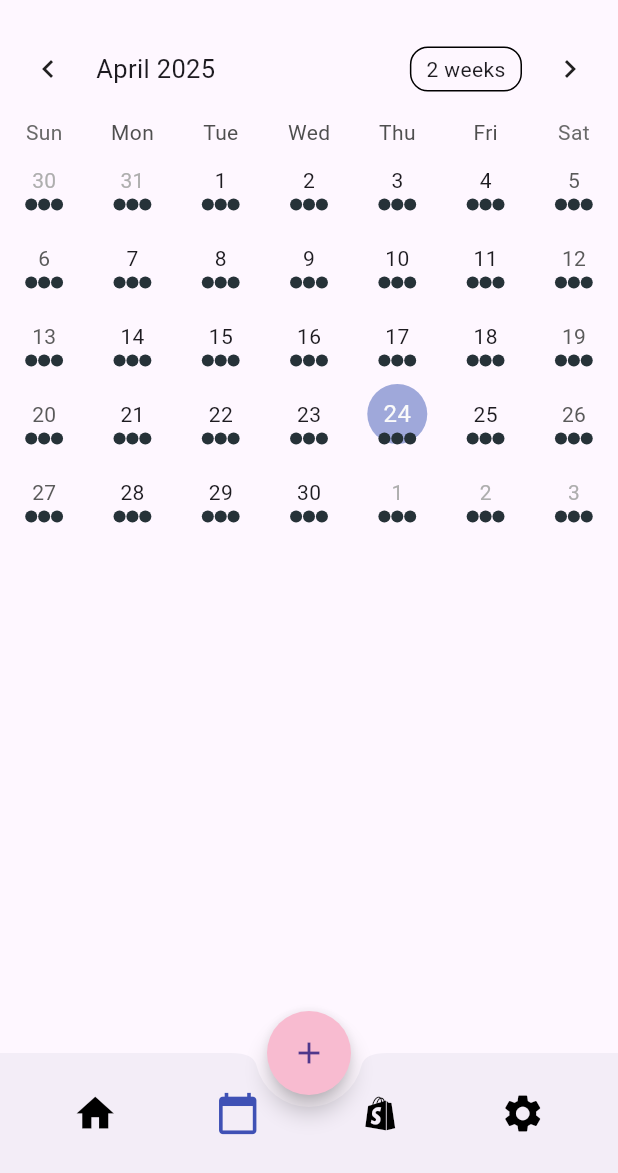
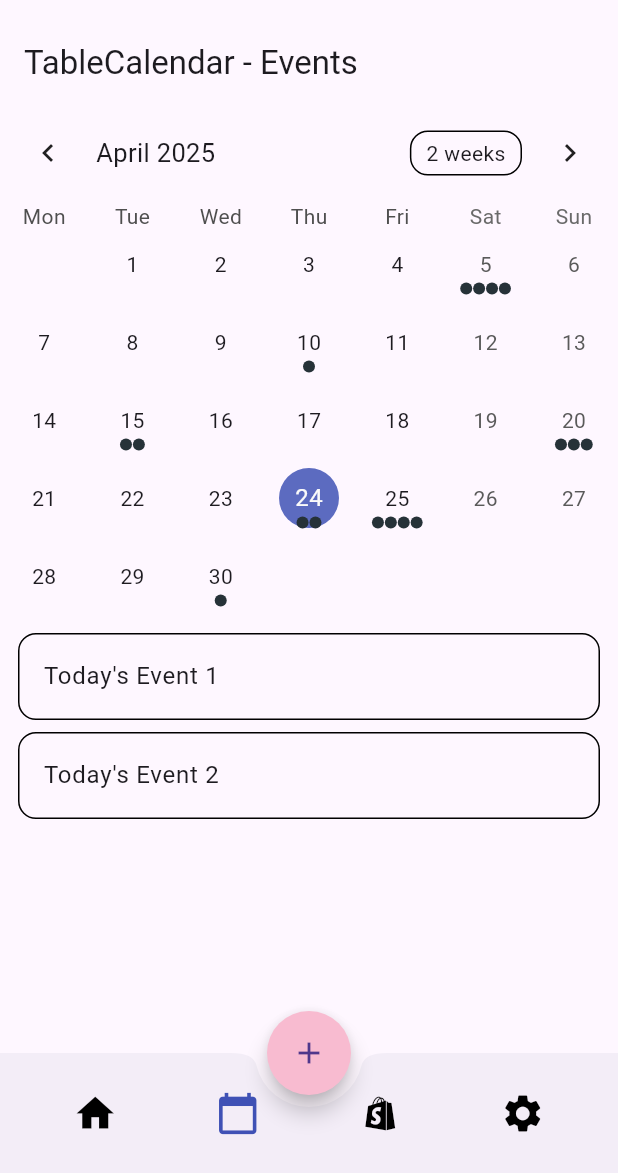
Before and after one commit to MustafaAlneami/RECO, a Flutter app: the screen it shows after launch, item 2 of the bottom bar chosen, on a phone screen of 412 x 824 dp, the part 63-1236 px from its top. Run offline on Flutter 3.47's test engine with Material 3 defaults, Android fonts, the phone set to English and light mode, and no system bars; drawn by our look-alikes of table_calendar; network calls fail.

Commit message:
nighty commit

```diff
--- a/lib/presentation/screens/calender/calender_view.dart
+++ b/lib/presentation/screens/calender/calender_view.dart
@@ -1,9 +1,11 @@
-// TODO Implement this library.
-import 'dart:collection';
+// Copyright 2019 Aleksander Woźniak
+// SPDX-License-Identifier: Apache-2.0
+
+// ignore_for_file: avoid_print
 
 import 'package:flutter/material.dart';
+import 'package:reco_is_here/presentation/screens/calender/event_stuff.dart';
 import 'package:table_calendar/table_calendar.dart';
-import 'package:url_launcher/url_launcher.dart';
 
 class CalenderView extends StatefulWidget {
   const CalenderView({super.key});
@@ -13,61 +15,237 @@ class CalenderView extends StatefulWidget {
 }
 
 class _CalenderView extends State<CalenderView> {
+  late final ValueNotifier<List<Event>> _selectedEvents;
   CalendarFormat _calendarFormat = CalendarFormat.month;
+  RangeSelectionMode _rangeSelectionMode = RangeSelectionMode
+      .toggledOff; // Can be toggled on/off by longpressing a date
   DateTime _focusedDay = DateTime.now();
   DateTime? _selectedDay;
+  DateTime? _rangeStart;
+  DateTime? _rangeEnd;
+
+  @override
+  void initState() {
+    super.initState();
+
+    _selectedDay = _focusedDay;
+    _selectedEvents = ValueNotifier(_getEventsForDay(_selectedDay!));
+  }
+
+  @override
+  void dispose() {
+    _selectedEvents.dispose();
+    super.dispose();
+  }
+
+  List<Event> _getEventsForDay(DateTime day) {
+    // Implementation example
+    return kEvents[day] ?? [];
+  }
+
+  List<Event> _getEventsForRange(DateTime start, DateTime end) {
+    // Implementation example
+    final days = daysInRange(start, end);
+
+    return [
+      for (final d in days) ..._getEventsForDay(d),
+    ];
+  }
+
+  void _onDaySelected(DateTime selectedDay, DateTime focusedDay) {
+    if (!isSameDay(_selectedDay, selectedDay)) {
+      setState(() {
+        _selectedDay = selectedDay;
+        _focusedDay = focusedDay;
+        _rangeStart = null; // Important to clean those
+        _rangeEnd = null;
+        _rangeSelectionMode = RangeSelectionMode.toggledOff;
+      });
+
+      _selectedEvents.value = _getEventsForDay(selectedDay);
+    }
+  }
+
+  void _onRangeSelected(DateTime? start, DateTime? end, DateTime focusedDay) {
+    setState(() {
+      _selectedDay = null;
+      _focusedDay = focusedDay;
+      _rangeStart = start;
+      _rangeEnd = end;
+      _rangeSelectionMode = RangeSelectionMode.toggledOn;
+    });
+
+    // `start` or `end` could be null
+    if (start != null && end != null) {
+      _selectedEvents.value = _getEventsForRange(start, end);
+    } else if (start != null) {
+      _selectedEvents.value = _getEventsForDay(start);
+    } else if (end != null) {
+      _selectedEvents.value = _getEventsForDay(end);
+    }
+  }
 
   @override
   Widget build(BuildContext context) {
-    return Column(
+    return Scaffold(
+      appBar: AppBar(
+        title: const Text('TableCalendar - Events'),
+      ),
+      body: Column(
         children: [
-        TableCalendar(
-          firstDay: DateTime.utc(2010, 10, 16),
-          lastDay: DateTime.utc(2030, 3, 14),
-          focusedDay: DateTime.now(),
-          //Adding the following code to the calendar widget
-          // will allow it to respond to user's taps,
-          //marking the tapped day as selected:
-          selectedDayPredicate: (day) {
-            // Use `selectedDayPredicate` to determine which day is currently selected.
-            // If this returns true, then `day` will be marked as selected.
-
-            // Using `isSameDay` is recommended to disregard
-            // the time-part of compared DateTime objects.
-            return isSameDay(_selectedDay, day);
-          },
-          onDaySelected: (selectedDay, focusedDay) {
-            if (!isSameDay(_selectedDay, selectedDay)) {
-              // Call `setState()` when updating the selected day
+          TableCalendar<Event>(
+            firstDay: kFirstDay,
+            lastDay: kLastDay,
+            focusedDay: _focusedDay,
+            selectedDayPredicate: (day) => isSameDay(_selectedDay, day),
+            rangeStartDay: _rangeStart,
+            rangeEndDay: _rangeEnd,
+            calendarFormat: _calendarFormat,
+            rangeSelectionMode: _rangeSelectionMode,
+            eventLoader: _getEventsForDay,
+            startingDayOfWeek: StartingDayOfWeek.monday,
+            calendarStyle: const CalendarStyle(
+              // Use `CalendarStyle` to customize the UI
+              outsideDaysVisible: false,
+            ),
+            onDaySelected: _onDaySelected,
+            onRangeSelected: _onRangeSelected,
+            onFormatChanged: (format) {
+              if (_calendarFormat != format) {
                 setState(() {
-                _selectedDay = selectedDay;
-                _focusedDay = focusedDay;
+                  _calendarFormat = format;
                 });
               }
             },
-          //In order to dynamically update visible calendar format,
-          //add those lines to the widget:
-          calendarFormat: _calendarFormat,
-          onFormatChanged: (format) {
-            setState(() {
-              _calendarFormat = format;
-            });
+            onPageChanged: (focusedDay) {
+              _focusedDay = focusedDay;
             },
-          //Add this one callback to complete the basic setup:
-          // onPageChanged: (focusedDay) {
-          //   _focusedDay = focusedDay;
-          // },
-          eventLoader: (day) {
-            // Return a list of events for the given day
-            return [
-              'Event 1',
-              'Event 2',
-              'Event 3',
-            ];
+          ),
+          const SizedBox(height: 8.0),
+          Expanded(
+            child: ValueListenableBuilder<List<Event>>(
+              valueListenable: _selectedEvents,
+              builder: (context, value, _) {
+                return ListView.builder(
+                  itemCount: value.length,
+                  itemBuilder: (context, index) {
+                    return Container(
+                      margin: const EdgeInsets.symmetric(
+                        horizontal: 12.0,
+                        vertical: 4.0,
+                      ),
+                      decoration: BoxDecoration(
+                        border: Border.all(),
+                        borderRadius: BorderRadius.circular(12.0),
+                      ),
+                      child: ListTile(
+                        onTap: () => print('${value[index]}'),
+                        title: Text('${value[index]}'),
+                      ),
+                    );
                   },
-          // Add this to make the calendar responsive to taps
+                );
+              },
+            ),
           ),
         ],
+      ),
     );
   }
 }
+
+// // TODO Implement this library.
+// import 'dart:collection';
+
+// import 'package:flutter/material.dart';
+// import 'package:reco_is_here/presentation/screens/calender/event_stuff.dart';
+// import 'package:table_calendar/table_calendar.dart';
+// import 'package:url_launcher/url_launcher.dart';
+
+// class CalenderView extends StatefulWidget {
+//   const CalenderView({super.key});
+
+//   @override
+//   State<CalenderView> createState() => _CalenderView();
+// }
+
+// class _CalenderView extends State<CalenderView> {
+//   CalendarFormat _calendarFormat = CalendarFormat.month;
+//   DateTime _focusedDay = DateTime.now();
+//   DateTime? _selectedDay;
+//   late final LinkedHashMap<DateTime, List<Event>> events;
+//   List<Event> _getEventsForDay(DateTime day) {
+//     return events[day] ?? [];
+//   }
+
+//   final Map<DateTime, List<Event>> eventSource = {
+//     DateTime.now(): [Event('Sample Event')],
+//   };
+
+//   @override
+//   void initState() {
+//     super.initState();
+//     events = LinkedHashMap(
+//       equals: isSameDay,
+//       hashCode: getHashCode,
+//     )..addAll(eventSource);
+//   }
+
+//   @override
+//   Widget build(BuildContext context) {
+//     return Column(
+//       children: [
+//         TableCalendar(
+//           firstDay: DateTime.utc(2010, 10, 16),
+//           lastDay: DateTime.utc(2030, 3, 14),
+//           focusedDay: DateTime.now(),
+//           //Adding the following code to the calendar widget
+//           // will allow it to respond to user's taps,
+//           //marking the tapped day as selected:
+//           selectedDayPredicate: (day) {
+//             // Use `selectedDayPredicate` to determine which day is currently selected.
+//             // If this returns true, then `day` will be marked as selected.
+
+//             // Using `isSameDay` is recommended to disregard
+//             // the time-part of compared DateTime objects.
+//             return isSameDay(_selectedDay, day);
+//           },
+//           onDaySelected: (selectedDay, focusedDay) {
+//             if (!isSameDay(_selectedDay, selectedDay)) {
+//               // Call `setState()` when updating the selected day
+//               setState(() {
+//                 _selectedDay = selectedDay;
+//                 _focusedDay = focusedDay;
+//               });
+//             }
+//           },
+//           //In order to dynamically update visible calendar format,
+//           //add those lines to the widget:
+//           calendarFormat: _calendarFormat,
+//           onFormatChanged: (format) {
+//             setState(() {
+//               _calendarFormat = format;
+//             });
+//           },
+//           //Add this one callback to complete the basic setup:
+//           // onPageChanged: (focusedDay) {
+//           //   _focusedDay = focusedDay;
+//           // },
+//           // eventLoader: (day) {
+//           //   // Return a list of events for the given day
+//           //   return [
+//           //     'Event 1',
+//           //     'Event 2',
+//           //     'Event 3',
+//           //   ];
+//           // },
+
+//           // Add this to make the calendar responsive to taps
+//           eventLoader: (day) {
+//             return _getEventsForDay(day);
+//           },
+//         ),
+//       ],
+//     );
+//   }
+// }
--- /dev/null
+++ b/lib/presentation/screens/calender/event_stuff.dart
@@ -0,0 +1,54 @@
+// Copyright 2019 Aleksander Woźniak
+// SPDX-License-Identifier: Apache-2.0
+
+import 'dart:collection';
+
+import 'package:table_calendar/table_calendar.dart';
+
+/// Example event class.
+class Event {
+  final String title;
+
+  const Event(this.title);
+
+  @override
+  String toString() => title;
+}
+
+/// Example events.
+///
+/// Using a [LinkedHashMap] is highly recommended if you decide to use a map.
+final kEvents = LinkedHashMap<DateTime, List<Event>>(
+  equals: isSameDay,
+  hashCode: getHashCode,
+)..addAll(_kEventSource);
+
+final _kEventSource = {
+  for (var item in List.generate(50, (index) => index))
+    DateTime.utc(kFirstDay.year, kFirstDay.month, item * 5): List.generate(
+      item % 4 + 1,
+      (index) => Event('Event $item | ${index + 1}'),
+    ),
+}..addAll({
+    kToday: [
+      const Event("Today's Event 1"),
+      const Event("Today's Event 2"),
+    ],
+  });
+
+int getHashCode(DateTime key) {
+  return key.day * 1000000 + key.month * 10000 + key.year;
+}
+
+/// Returns a list of [DateTime] objects from [first] to [last], inclusive.
+List<DateTime> daysInRange(DateTime first, DateTime last) {
+  final dayCount = last.difference(first).inDays + 1;
+  return List.generate(
+    dayCount,
+    (index) => DateTime.utc(first.year, first.month, first.day + index),
+  );
+}
+
+final kToday = DateTime.now();
+final kFirstDay = DateTime(kToday.year, kToday.month - 3, kToday.day);
+final kLastDay = DateTime(kToday.year, kToday.month + 3, kToday.day);
```
Lines whose indentation alone changed are shown as unchanged.
